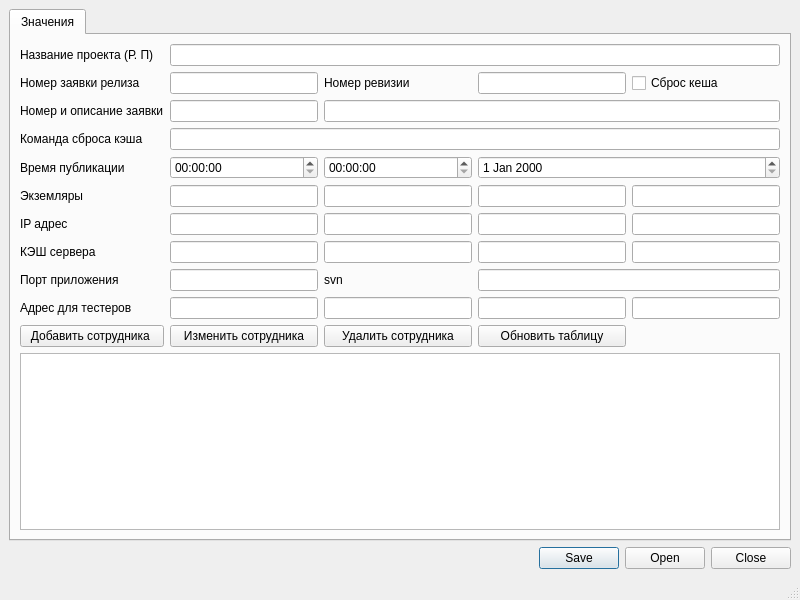
Above: ui/form.ui from apdashi/generator before the change. Below: the same form after it.
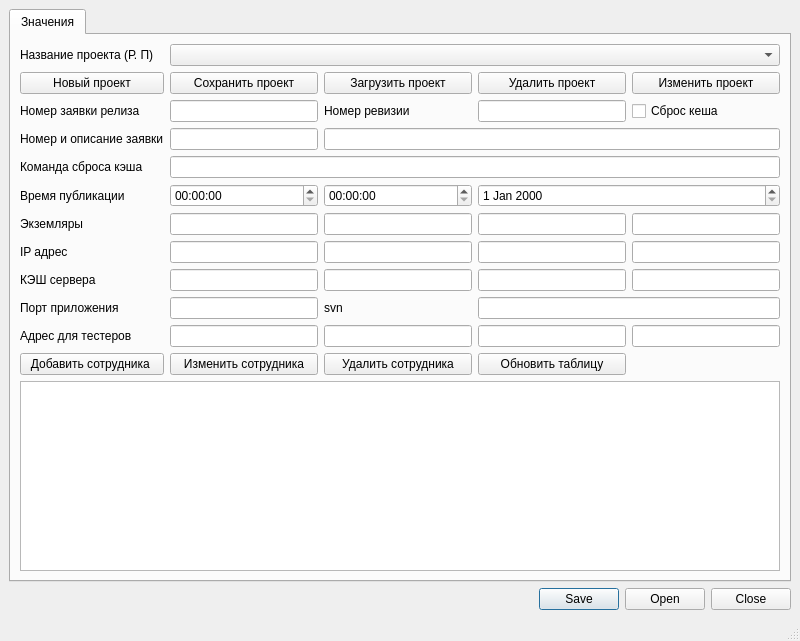
That is the form after the change.

```diff
--- a/ui/form.ui
+++ b/ui/form.ui
@@ -7,7 +7,7 @@
     <x>0</x>
     <y>0</y>
     <width>800</width>
-    <height>600</height>
+    <height>641</height>
    </rect>
   </property>
   <property name="windowTitle">
@@ -40,7 +40,17 @@
        <layout class="QGridLayout" name="gridLayout_3">
         <item row="0" column="1">
          <layout class="QGridLayout" name="gridLayout_2">
-          <item row="1" column="4">
+          <item row="8" column="0">
+           <widget class="QLabel" name="label_8">
+            <property name="text">
+             <string>IP адрес</string>
+            </property>
+           </widget>
+          </item>
+          <item row="10" column="1">
+           <widget class="QLineEdit" name="portApp"/>
+          </item>
+          <item row="3" column="4">
            <widget class="QCheckBox" name="cache">
             <property name="enabled">
              <bool>true</bool>
@@ -56,84 +66,29 @@
             </property>
            </widget>
           </item>
-          <item row="8" column="1">
-           <widget class="QLineEdit" name="portApp"/>
-          </item>
-          <item row="10" column="2">
-           <widget class="QPushButton" name="delPeople">
+          <item row="12" column="1">
+           <widget class="QPushButton" name="editPeople">
             <property name="text">
-             <string>Удалить сотрудника</string>
+             <string>Изменить сотрудника</string>
             </property>
            </widget>
           </item>
-          <item row="1" column="3">
-           <widget class="QLineEdit" name="numberRev"/>
-          </item>
-          <item row="6" column="3">
-           <widget class="QLineEdit" name="ipAddress3"/>
-          </item>
-          <item row="10" column="0">
-           <widget class="QPushButton" name="addPeople">
-            <property name="text">
-             <string>Добавить сотрудника </string>
-            </property>
-           </widget>
-          </item>
-          <item row="6" column="0">
-           <widget class="QLabel" name="label_8">
-            <property name="text">
-             <string>IP адрес</string>
-            </property>
-           </widget>
-          </item>
-          <item row="5" column="0">
-           <widget class="QLabel" name="label_7">
-            <property name="text">
-             <string>Экземляры</string>
-            </property>
-           </widget>
-          </item>
-          <item row="5" column="1">
-           <widget class="QLineEdit" name="app1"/>
-          </item>
-          <item row="4" column="3" colspan="2">
-           <widget class="QDateEdit" name="dateIn"/>
-          </item>
-          <item row="6" column="2">
-           <widget class="QLineEdit" name="ipAddress2"/>
-          </item>
-          <item row="10" column="3">
-           <widget class="QPushButton" name="upTable">
-            <property name="text">
-             <string>Обновить таблицу</string>
-            </property>
-           </widget>
-          </item>
-          <item row="6" column="4">
-           <widget class="QLineEdit" name="ipAddress4"/>
-          </item>
-          <item row="6" column="1">
-           <widget class="QLineEdit" name="ipAddress1"/>
-          </item>
-          <item row="11" column="0" colspan="5">
-           <widget class="QTableView" name="tableView"/>
-          </item>
-          <item row="0" column="1" colspan="4">
-           <widget class="QLineEdit" name="nameProject"/>
-          </item>
-          <item row="5" column="2">
-           <widget class="QLineEdit" name="app2"/>
-          </item>
-          <item row="8" column="3" colspan="2">
-           <widget class="QLineEdit" name="svn"/>
+          <item row="11" column="1">
+           <widget class="QLineEdit" name="test1"/>
           </item>
           <item row="8" column="2">
-           <widget class="QLabel" name="label_11">
+           <widget class="QLineEdit" name="ipAddress2"/>
+          </item>
+          <item row="3" column="0">
+           <widget class="QLabel" name="label_4">
             <property name="text">
-             <string>svn</string>
+             <string>Номер заявки релиза</string>
             </property>
            </widget>
           </item>
+          <item row="4" column="2" colspan="3">
+           <widget class="QLineEdit" name="specBid"/>
+          </item>
           <item row="0" column="0">
            <widget class="QLabel" name="label_3">
             <property name="text">
@@ -141,117 +96,197 @@
             </property>
            </widget>
           </item>
-          <item row="10" column="1">
-           <widget class="QPushButton" name="editPeople">
-            <property name="text">
-             <string>Изменить сотрудника</string>
-            </property>
-           </widget>
+          <item row="4" column="1">
+           <widget class="QLineEdit" name="numberBid"/>
           </item>
-          <item row="4" column="0">
-           <widget class="QLabel" name="label_5">
-            <property name="text">
-             <string>Время публикации</string>
-            </property>
-           </widget>
-          </item>
-          <item row="5" column="3">
-           <widget class="QLineEdit" name="app3"/>
-          </item>
-          <item row="1" column="1">
-           <widget class="QLineEdit" name="numBid"/>
-          </item>
-          <item row="4" column="2">
-           <widget class="QTimeEdit" name="timeOut"/>
-          </item>
-          <item row="8" column="0">
+          <item row="10" column="0">
            <widget class="QLabel" name="label_10">
             <property name="text">
              <string>Порт приложения</string>
             </property>
            </widget>
           </item>
-          <item row="5" column="4">
-           <widget class="QLineEdit" name="app4"/>
+          <item row="9" column="3">
+           <widget class="QLineEdit" name="vamish3"/>
           </item>
-          <item row="4" column="1">
+          <item row="7" column="0">
+           <widget class="QLabel" name="label_7">
+            <property name="text">
+             <string>Экземляры</string>
+            </property>
+           </widget>
+          </item>
+          <item row="6" column="1">
            <widget class="QTimeEdit" name="timeIn"/>
           </item>
-          <item row="1" column="2">
-           <widget class="QLabel" name="label_9">
-            <property name="text">
-             <string>Номер ревизии</string>
-            </property>
-           </widget>
+          <item row="6" column="3" colspan="2">
+           <widget class="QDateEdit" name="dateIn"/>
           </item>
-          <item row="1" column="0">
-           <widget class="QLabel" name="label_4">
-            <property name="text">
-             <string>Номер заявки релиза</string>
-            </property>
-           </widget>
+          <item row="6" column="2">
+           <widget class="QTimeEdit" name="timeOut"/>
           </item>
-          <item row="9" column="0">
+          <item row="3" column="3">
+           <widget class="QLineEdit" name="numberRev"/>
+          </item>
+          <item row="9" column="4">
+           <widget class="QLineEdit" name="vamish4"/>
+          </item>
+          <item row="11" column="4">
+           <widget class="QLineEdit" name="test4"/>
+          </item>
+          <item row="11" column="0">
            <widget class="QLabel" name="label_2">
             <property name="text">
              <string>Адрес для тестеров</string>
             </property>
            </widget>
           </item>
-          <item row="7" column="0">
+          <item row="9" column="1">
+           <widget class="QLineEdit" name="vamish1"/>
+          </item>
+          <item row="3" column="1">
+           <widget class="QLineEdit" name="numBid"/>
+          </item>
+          <item row="5" column="0">
+           <widget class="QLabel" name="label_6">
+            <property name="text">
+             <string>Команда сброса кэша</string>
+            </property>
+           </widget>
+          </item>
+          <item row="7" column="1">
+           <widget class="QLineEdit" name="app1"/>
+          </item>
+          <item row="13" column="0" colspan="5">
+           <widget class="QTableView" name="tableView"/>
+          </item>
+          <item row="9" column="0">
            <widget class="QLabel" name="label">
             <property name="text">
              <string>КЭШ сервера</string>
             </property>
            </widget>
           </item>
-          <item row="7" column="1">
-           <widget class="QLineEdit" name="vamish1"/>
+          <item row="11" column="3">
+           <widget class="QLineEdit" name="test3"/>
           </item>
-          <item row="7" column="2">
+          <item row="9" column="2">
            <widget class="QLineEdit" name="vamish2"/>
           </item>
+          <item row="8" column="4">
+           <widget class="QLineEdit" name="ipAddress4"/>
+          </item>
           <item row="7" column="3">
-           <widget class="QLineEdit" name="vamish3"/>
+           <widget class="QLineEdit" name="app3"/>
           </item>
-          <item row="7" column="4">
-           <widget class="QLineEdit" name="vamish4"/>
+          <item row="7" column="2">
+           <widget class="QLineEdit" name="app2"/>
           </item>
-          <item row="2" column="2" colspan="3">
-           <widget class="QLineEdit" name="specBid"/>
-          </item>
-          <item row="9" column="1">
-           <widget class="QLineEdit" name="test1"/>
-          </item>
-          <item row="9" column="2">
-           <widget class="QLineEdit" name="test2"/>
-          </item>
-          <item row="9" column="3">
-           <widget class="QLineEdit" name="test3"/>
-          </item>
-          <item row="9" column="4">
-           <widget class="QLineEdit" name="test4"/>
-          </item>
-          <item row="2" column="0">
+          <item row="4" column="0">
            <widget class="QLabel" name="label_12">
             <property name="text">
              <string>Номер и описание заявки</string>
             </property>
            </widget>
           </item>
-          <item row="2" column="1">
-           <widget class="QLineEdit" name="numberBid"/>
+          <item row="3" column="2">
+           <widget class="QLabel" name="label_9">
+            <property name="text">
+             <string>Номер ревизии</string>
+            </property>
+           </widget>
           </item>
-          <item row="3" column="0">
-           <widget class="QLabel" name="label_6">
+          <item row="12" column="3">
+           <widget class="QPushButton" name="upTable">
             <property name="text">
-             <string>Команда сброса кэша</string>
+             <string>Обновить таблицу</string>
             </property>
            </widget>
           </item>
-          <item row="3" column="1" colspan="4">
+          <item row="11" column="2">
+           <widget class="QLineEdit" name="test2"/>
+          </item>
+          <item row="6" column="0">
+           <widget class="QLabel" name="label_5">
+            <property name="text">
+             <string>Время публикации</string>
+            </property>
+           </widget>
+          </item>
+          <item row="12" column="0">
+           <widget class="QPushButton" name="addPeople">
+            <property name="text">
+             <string>Добавить сотрудника </string>
+            </property>
+           </widget>
+          </item>
+          <item row="10" column="3" colspan="2">
+           <widget class="QLineEdit" name="svn"/>
+          </item>
+          <item row="8" column="3">
+           <widget class="QLineEdit" name="ipAddress3"/>
+          </item>
+          <item row="12" column="2">
+           <widget class="QPushButton" name="delPeople">
+            <property name="text">
+             <string>Удалить сотрудника</string>
+            </property>
+           </widget>
+          </item>
+          <item row="5" column="1" colspan="4">
            <widget class="QLineEdit" name="comandCache"/>
           </item>
+          <item row="10" column="2">
+           <widget class="QLabel" name="label_11">
+            <property name="text">
+             <string>svn</string>
+            </property>
+           </widget>
+          </item>
+          <item row="8" column="1">
+           <widget class="QLineEdit" name="ipAddress1"/>
+          </item>
+          <item row="7" column="4">
+           <widget class="QLineEdit" name="app4"/>
+          </item>
+          <item row="0" column="1" colspan="4">
+           <widget class="QComboBox" name="nameProject"/>
+          </item>
+          <item row="2" column="1">
+           <widget class="QPushButton" name="saveProject">
+            <property name="text">
+             <string>Сохранить проект</string>
+            </property>
+           </widget>
+          </item>
+          <item row="2" column="2">
+           <widget class="QPushButton" name="loadProject">
+            <property name="text">
+             <string>Загрузить проект</string>
+            </property>
+           </widget>
+          </item>
+          <item row="2" column="3">
+           <widget class="QPushButton" name="deleteProject">
+            <property name="text">
+             <string>Удалить проект</string>
+            </property>
+           </widget>
+          </item>
+          <item row="2" column="0">
+           <widget class="QPushButton" name="newProject">
+            <property name="text">
+             <string>Новый проект</string>
+            </property>
+           </widget>
+          </item>
+          <item row="2" column="4">
+           <widget class="QPushButton" name="editProject">
+            <property name="text">
+             <string>Изменить проект</string>
+            </property>
+           </widget>
+          </item>
          </layout>
         </item>
        </layout>
```
Left out of the diff: 1 changed line with no effect on the pictures.
